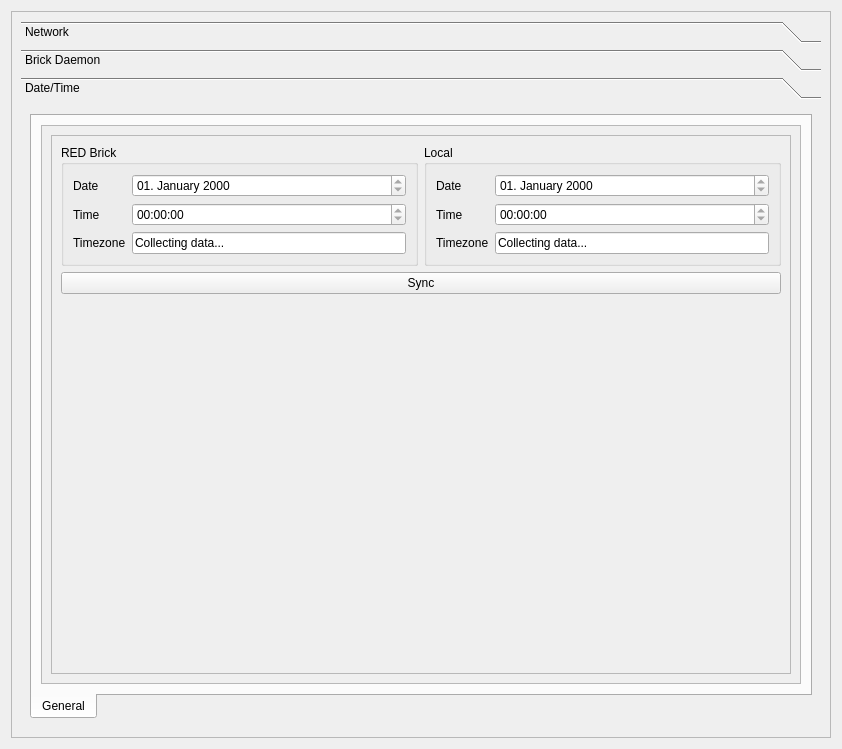
The window that src/brickv/plugin_system/plugins/red/ui/red_tab_settings.ui (Tinkerforge/brickv) describes before a commit, drawn with Qt 5.
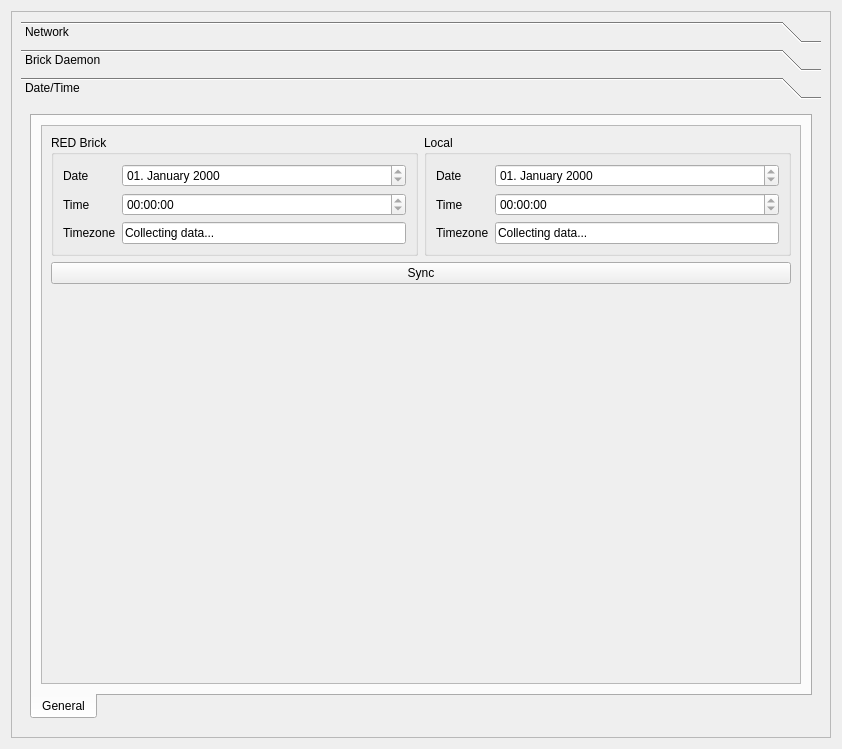
The same window after the commit. The open tabs and pages were chosen to show the change.

Commit message: Remove double scroll area

```diff
--- a/src/brickv/plugin_system/plugins/red/ui/red_tab_settings.ui
+++ b/src/brickv/plugin_system/plugins/red/ui/red_tab_settings.ui
@@ -1236,22 +1236,7 @@
              <attribute name="title">
               <string>General</string>
              </attribute>
-             <layout class="QVBoxLayout" name="verticalLayout_9">
-              <item>
-               <widget class="QScrollArea" name="scrollArea_7">
-                <property name="widgetResizable">
-                 <bool>true</bool>
-                </property>
-                <widget class="QWidget" name="scrollAreaWidgetContents_8">
-                 <property name="geometry">
-                  <rect>
-                   <x>0</x>
-                   <y>0</y>
-                   <width>762</width>
-                   <height>547</height>
-                  </rect>
-                 </property>
-                 <layout class="QVBoxLayout" name="verticalLayout_21">
+             <layout class="QHBoxLayout" name="horizontalLayout_9">
                   <item>
                    <widget class="QScrollArea" name="scrollArea_8">
                     <property name="widgetResizable">
@@ -1262,8 +1247,8 @@
                       <rect>
                        <x>0</x>
                        <y>0</y>
-                       <width>742</width>
-                       <height>527</height>
+                   <width>762</width>
+                   <height>547</height>
                       </rect>
                      </property>
                      <layout class="QVBoxLayout" name="verticalLayout_11">
@@ -1448,10 +1433,6 @@
                          </size>
                         </property>
                        </spacer>
-                      </item>
-                     </layout>
-                    </widget>
-                   </widget>
                   </item>
                  </layout>
                 </widget>
```
Left out of the diff: 8 changed lines with no effect on the pictures. Lines whose indentation alone changed are shown as unchanged.
